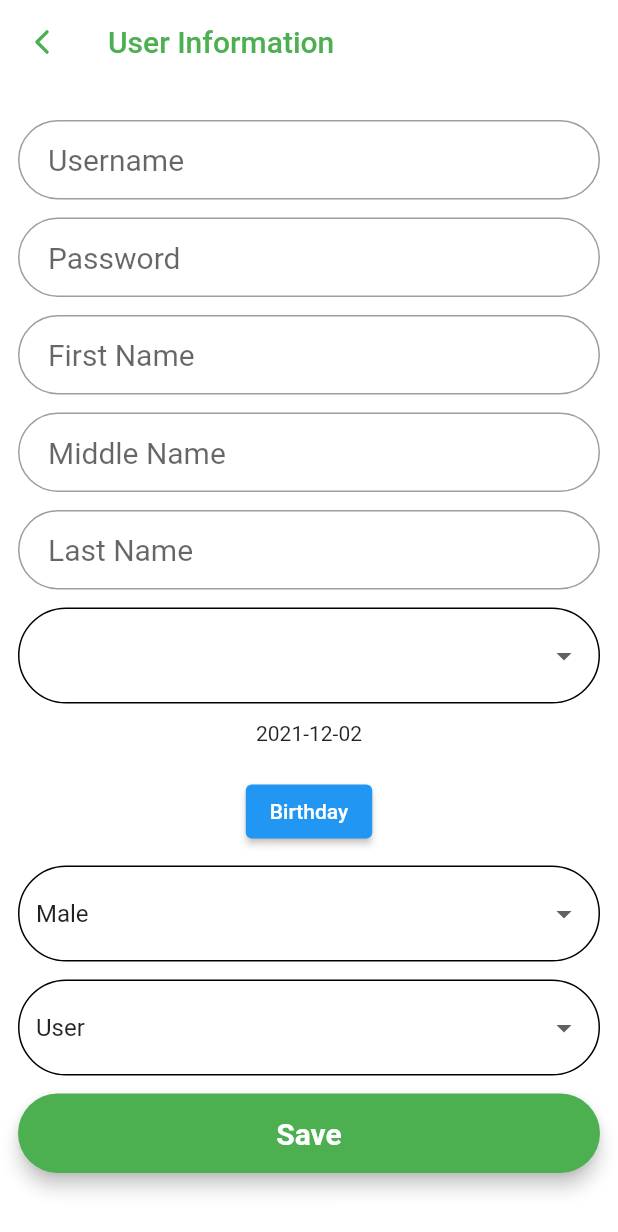
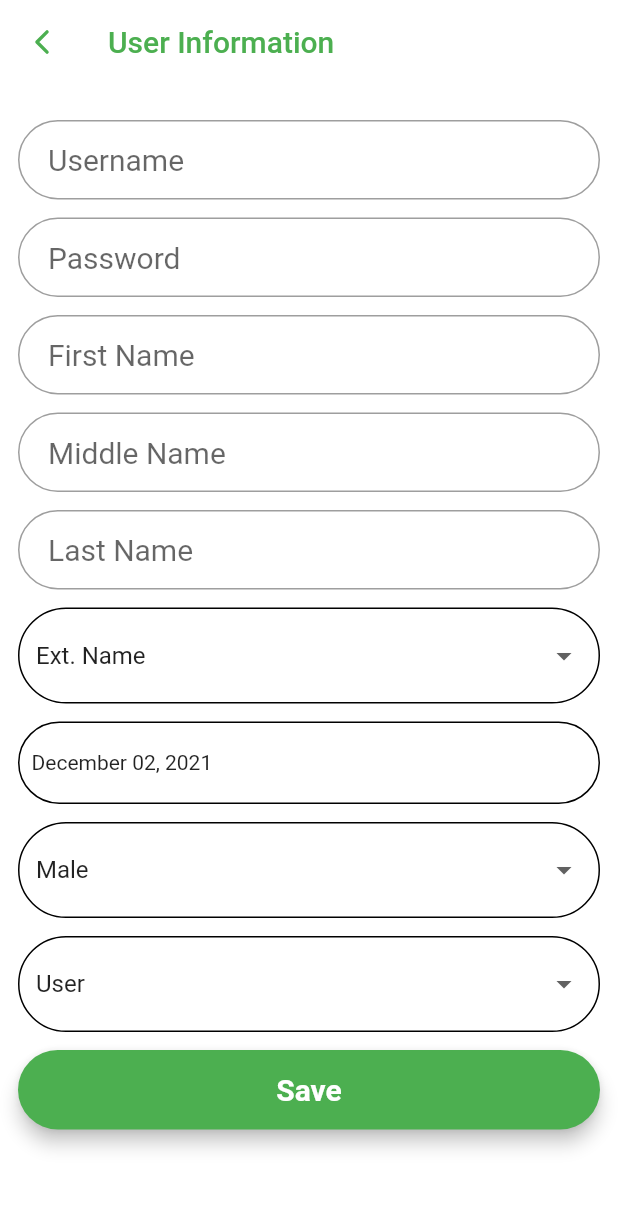
Before and after one commit to denzkie14/OrderingAdmin, a Flutter app: the UserForm screen opened directly, on a phone screen of 412 x 824 dp. Shown: the top 1232 px of the screen. Run offline on Flutter 3.47's test engine with Material 2 defaults, Android fonts, the phone set to English and light mode, and no system bars; our stand-ins replace carousel_slider, datetime_picker_formfield, fluttertoast, get, get_storage, ionicons and 1 more; accounts and stored records are empty; network calls fail; Roboto replaces fonts that are missing (Montserrat).

Commit message:
added post in user

```diff
--- a/orderingadmin/lib/model/user_model.dart
+++ b/orderingadmin/lib/model/user_model.dart
@@ -1,6 +1,9 @@
 class User {
   int? user_id;
   String? code;
+  String? username;
+  String? password;
+
   String? fname;
   String? mname;
   String? lname;
@@ -28,6 +31,8 @@ class User {
   User(
       {this.user_id,
       this.code,
+      this.username,
+      this.password,
       this.fname,
       this.mname,
       this.lname,
@@ -40,6 +45,8 @@ class User {
   User.fromJson(Map<String, dynamic> json) {
     this.user_id = json['user_id'];
     this.code = json['code'];
+    this.username = json['username'];
+    this.password = json['password'];
     this.fname = json['fname'];
     this.mname = json['mname'];
     this.lname = json['lname'];
@@ -53,6 +60,8 @@ class User {
   Map<String, dynamic> toJson() => {
         'user_id': user_id,
         'code': code,
+        'username': username,
+        'password': password,
         'fname': fname,
         'mname': mname,
         'lname': lname,
--- a/orderingadmin/lib/view/user_form.dart
+++ b/orderingadmin/lib/view/user_form.dart
@@ -1,5 +1,9 @@
+import 'dart:convert';
+
+import 'package:datetime_picker_formfield/datetime_picker_formfield.dart';
 import 'package:flutter/material.dart';
 import 'package:get/get.dart';
+import 'package:intl/intl.dart';
 import 'package:ionicons/ionicons.dart';
 import 'package:orderingadmin/controller/users_controller.dart';
 import 'package:orderingadmin/model/user_model.dart';
@@ -20,10 +24,10 @@ class _UserFormState extends State<UserForm> {
   final UsersController _controller = Get.put(UsersController());
   final TextStyle style = const TextStyle(
       fontFamily: 'Montserrat', fontSize: 20.0, color: Colors.green);
-
+  final format = DateFormat("yyyy-MM-dd");
   final pref = SharedPref();
 
-  final TextEditingController cFame = TextEditingController();
+  final TextEditingController cFname = TextEditingController();
 
   final TextEditingController cMname = TextEditingController();
 
@@ -41,20 +45,20 @@ class _UserFormState extends State<UserForm> {
 
   String selectedGender = "Male";
   String selectedType = "User";
-  String selectedExt = "";
+  String selectedExt = "N/A";
   DateTime selectedDate = DateTime.now();
 
-  Future<void> _selectDate(BuildContext context) async {
-    final DateTime? picked = await showDatePicker(
-        context: context,
-        initialDate: selectedDate,
-        firstDate: DateTime(2015, 8),
-        lastDate: DateTime(2101));
-    if (picked != null && picked != selectedDate)
-      setState(() {
-        selectedDate = picked;
-      });
-  }
+  // Future<void> _selectDate(BuildContext context) async {
+  //   final DateTime? picked = await showDatePicker(
+  //       context: context,
+  //       initialDate: selectedDate,
+  //       firstDate: DateTime(2015, 8),
+  //       lastDate: DateTime(2101));
+  //   if (picked != null && picked != selectedDate)
+  //     setState(() {
+  //       selectedDate = picked;
+  //     });
+  // }
 
   List<DropdownMenuItem<String>> get genderItem {
     List<DropdownMenuItem<String>> menuItems = [
@@ -66,7 +70,7 @@ class _UserFormState extends State<UserForm> {
 
   List<DropdownMenuItem<String>> get extItem {
     List<DropdownMenuItem<String>> menuItems = [
-      const DropdownMenuItem(child: Text(""), value: ""),
+      const DropdownMenuItem(child: Text("Ext. Name"), value: "N/A"),
       const DropdownMenuItem(child: Text("JR."), value: "JR."),
       const DropdownMenuItem(child: Text("SR."), value: "SR."),
       const DropdownMenuItem(child: Text("III"), value: "III"),
@@ -152,7 +156,7 @@ class _UserFormState extends State<UserForm> {
                   height: 12,
                 ),
                 TextFormField(
-                  controller: cUsername,
+                  controller: cFname,
                   validator: (value) {
                     if (value == null || value.isEmpty) {
                       return 'Please provide First Name';
@@ -178,7 +182,7 @@ class _UserFormState extends State<UserForm> {
                   height: 12,
                 ),
                 TextFormField(
-                  controller: cUsername,
+                  controller: cMname,
                   // validator: (value) {
                   //   if (value == null || value.isEmpty) {
                   //     return 'Please your Username';
@@ -204,7 +208,7 @@ class _UserFormState extends State<UserForm> {
                   height: 12,
                 ),
                 TextFormField(
-                  controller: cUsername,
+                  controller: cLname,
                   validator: (value) {
                     if (value == null || value.isEmpty) {
                       return 'Please provide Last Name';
@@ -253,20 +257,26 @@ class _UserFormState extends State<UserForm> {
                 const SizedBox(
                   height: 12,
                 ),
-                Center(
-                  child: Column(
-                    mainAxisSize: MainAxisSize.min,
-                    children: <Widget>[
-                      Text("${selectedDate.toLocal()}".split(' ')[0]),
-                      const SizedBox(
-                        height: 20.0,
-                      ),
-                      ElevatedButton(
-                        onPressed: () => _selectDate(context),
-                        child: const Text('Birthday'),
+                Container(
+                  height: 55,
+                  child: InkWell(
+                    onTap: () {},
+                    child: Row(
+                      children: [
+                        Padding(
+                          padding: const EdgeInsets.all(8.0),
+                          child: Text(
+                              DateFormat('MMMM dd, yyyy').format(selectedDate)),
                         ),
                       ],
                     ),
+                  ),
+                  decoration: BoxDecoration(
+                      border: Border.all(
+                        color: Colors.black,
+                      ),
+                      borderRadius:
+                          const BorderRadius.all(Radius.circular(50))),
                 ),
                 const SizedBox(
                   height: 12,
@@ -382,14 +392,27 @@ class _UserFormState extends State<UserForm> {
   }
 
   _addUser() async {
+    try {
       User u = User();
-    u.fname = cFame.text;
+      u.username = cUsername.text;
+      u.password = cPassword.text;
+      u.fname = cFname.text;
       u.mname = cMname.text;
       u.lname = cLname.text;
       u.ext_name = selectedExt;
       u.gender = selectedGender;
       u.user_type = selectedType;
-
-    _controller.addUser(u);
+      u.birthday = selectedDate;
+      print(u.toJson());
+      var response = await api.addUser(u);
+      if (response.statusCode == 200) {
+        print('Success adding user!');
+      } else {
+        var body = jsonDecode(response.body);
+        print(response.statusCode.toString() + ': ' + body);
+      }
+    } catch (e) {
+      print('Error adding user: ' + e.toString());
     }
   }
+}
--- a/orderingadmin/pubspec.yaml
+++ b/orderingadmin/pubspec.yaml
@@ -30,6 +30,7 @@ dependencies:
   animations: ^2.0.2
   carousel_slider: ^4.0.0
   cupertino_icons: ^1.0.2
+  datetime_picker_formfield: ^2.0.0
   flutter:
     sdk: flutter
   flutter_login: ^3.0.0
@@ -38,6 +39,7 @@ dependencies:
   get_storage: ^2.0.3
   google_fonts: ^2.1.0
   http: ^0.13.4
+  intl: ^0.17.0
   ionicons: ^0.1.2
   shared_preferences: ^2.0.9
 
```
Also changed, not shown: orderingadmin/lib/controller/users_controller.dart (+9 -2 lines), orderingadmin/lib/view/users.dart (+15 -4 lines), orderingadmin/pubspec.lock. Lines whose indentation alone changed are shown as unchanged.
